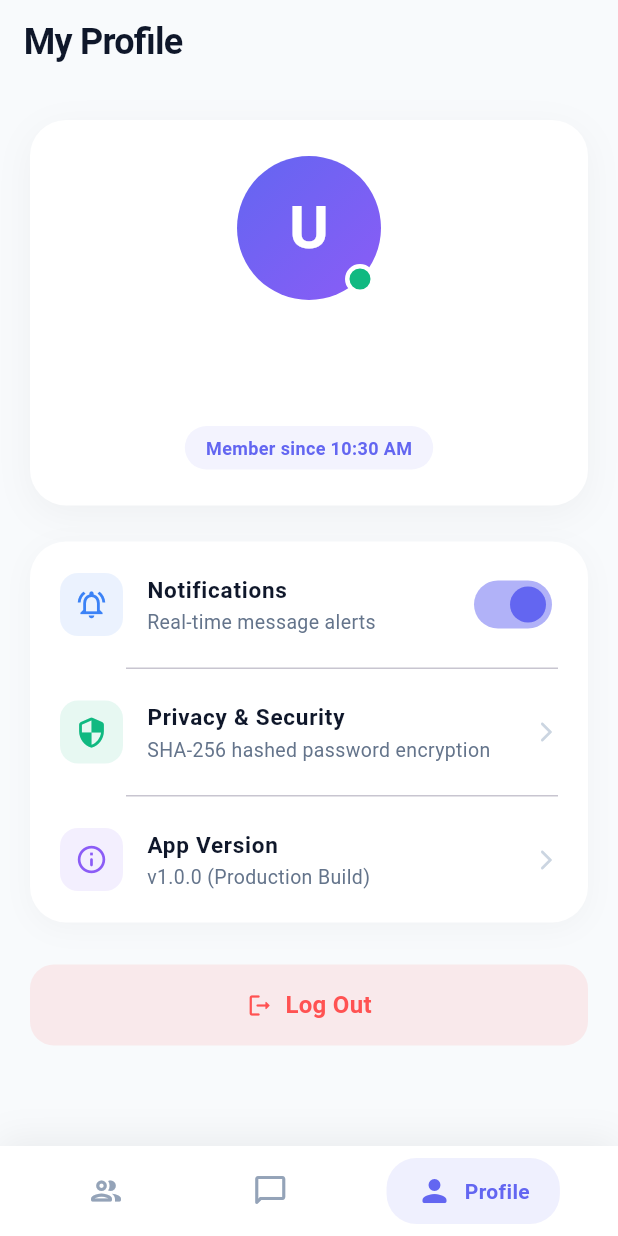
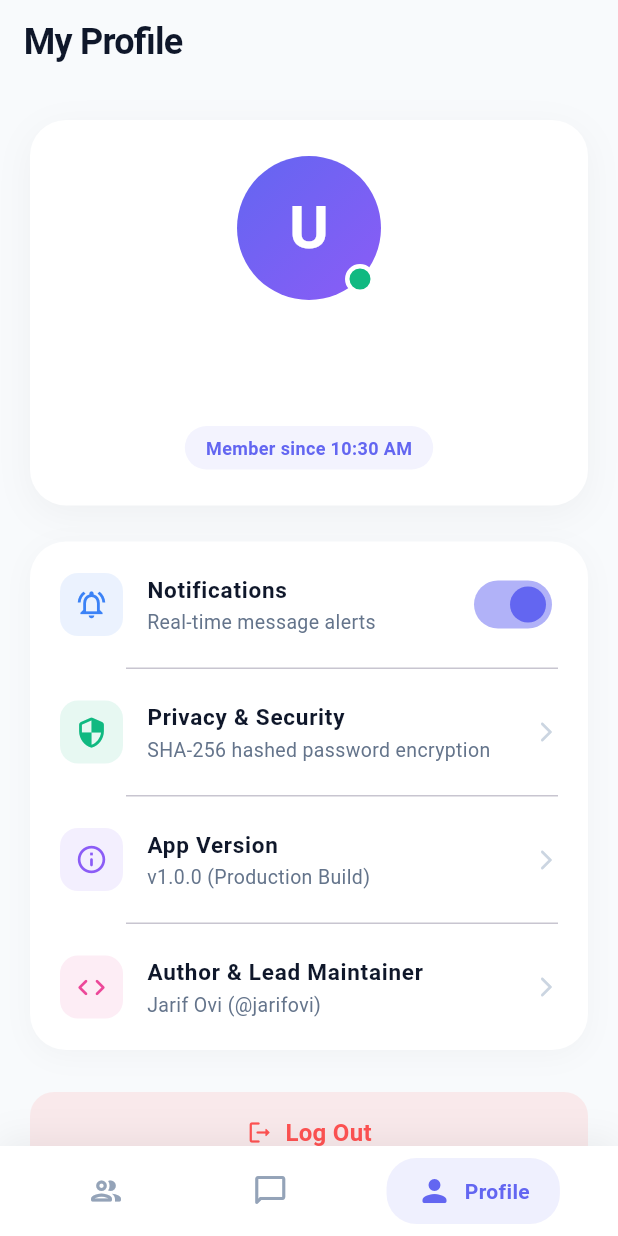
Before and after one commit to jarifovi/Real-Time-Chat-App, a Flutter app: the screen it shows once a user with an empty profile is signed in, item 3 of the bottom bar chosen, on a phone screen of 412 x 824 dp. Run offline on Flutter 3.47's test engine with Material 3 defaults, Android fonts, the phone set to English and light mode, and no system bars; our stand-ins replace cloud_firestore, firebase_auth, firebase_core; accounts and stored records are empty.

Commit message:
Add LICENSE, CONTRIBUTING.md, and in-app author attribution to permanent credit @jarifovi

```diff
--- a/lib/screens/tabs/profile_tab.dart
+++ b/lib/screens/tabs/profile_tab.dart
@@ -169,6 +169,13 @@ class ProfileTab extends StatelessWidget {
                     title: 'App Version',
                     subtitle: 'v1.0.0 (Production Build)',
                   ),
+                  const Divider(height: 1, indent: 64, endIndent: 20),
+                  _buildProfileTile(
+                    icon: Icons.code_rounded,
+                    iconColor: const Color(0xFFEC4899),
+                    title: 'Author & Lead Maintainer',
+                    subtitle: 'Jarif Ovi (@jarifovi)',
+                  ),
                 ],
               ),
             ),
```
Also changed, not shown: pubspec.yaml (+4 -4 lines), 2 other files.
